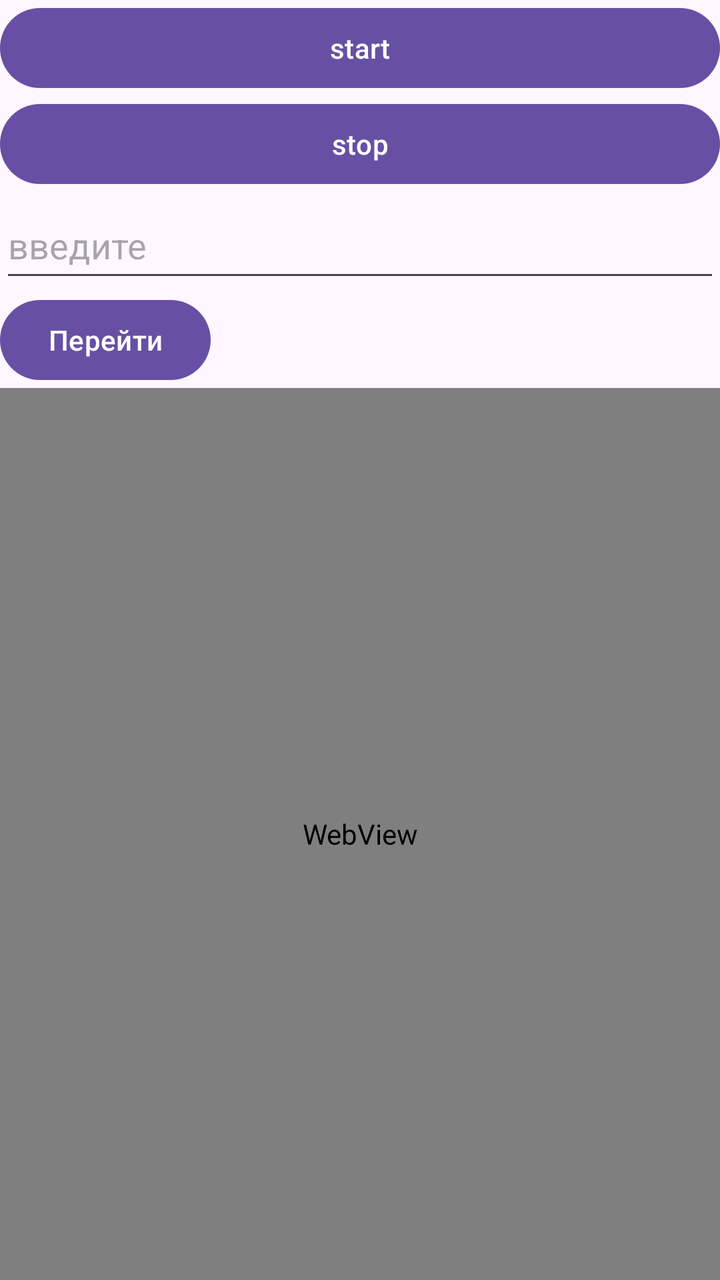
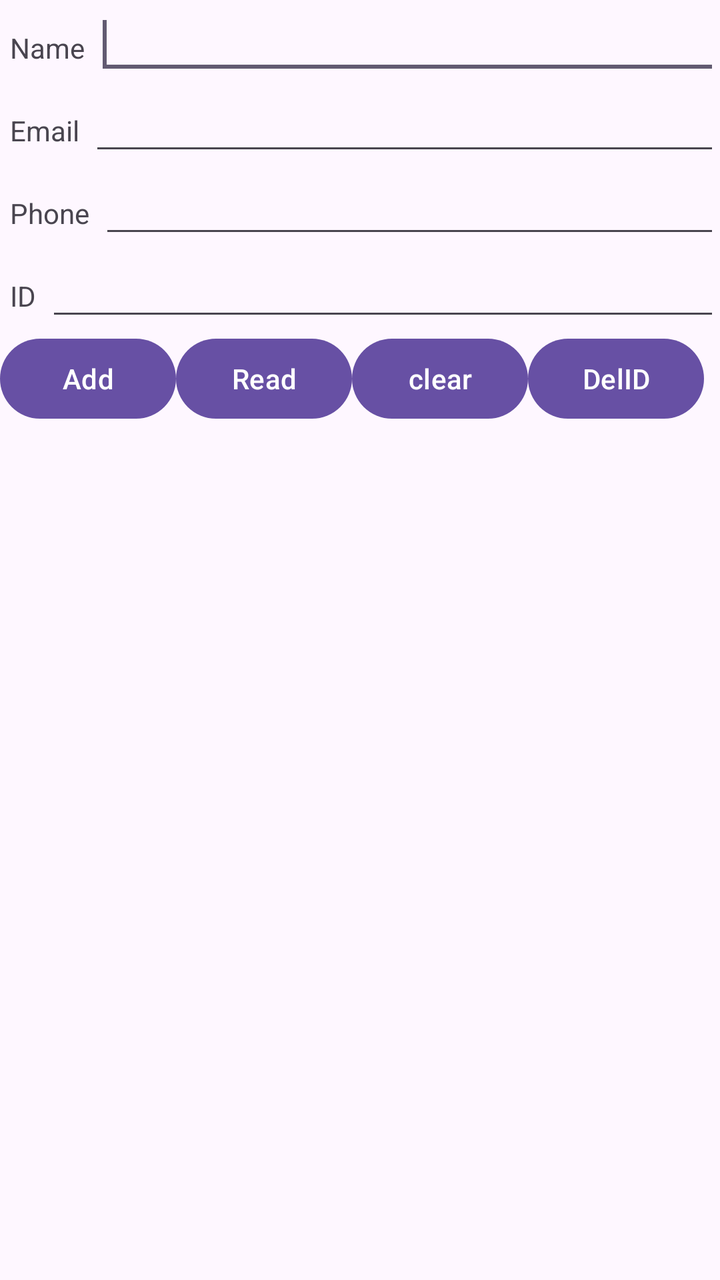

Before-and-after screenshots of an Android layout around one commit, followed by the original layout XML and the change that was made.
<!-- AndroidManifest.xml: application theme Theme.First_Android_Project -->
<!-- res/layout/activity_main.xml -->
<?xml version="1.0" encoding="utf-8"?>
<LinearLayout xmlns:android="http://schemas.android.com/apk/res/android"
    xmlns:tools="http://schemas.android.com/tools"
    xmlns:app="http://schemas.android.com/apk/res-auto"
    android:id="@+id/main"
    android:layout_width="match_parent"
    android:layout_height="match_parent"
    android:layout_marginTop="50dp"
    android:orientation="vertical"
    tools:context=".MainActivity">

    <Button
        android:id="@+id/start"
        android:layout_width="match_parent"
        android:layout_height="wrap_content"
        android:text="start"/>

    <Button
        android:id="@+id/stop"
        android:layout_width="match_parent"
        android:layout_height="wrap_content"
        android:text="stop"/>

    <EditText
        android:id="@+id/editText"
        android:layout_width="match_parent"
        android:layout_height="50dp"
        android:hint="введите "
         />

    <Button
        android:id="@+id/button"
        android:layout_width="wrap_content"
        android:layout_height="wrap_content"
        android:text="Перейти"/>

    <WebView
        android:id="@+id/webview"
        android:layout_width="match_parent"
        android:layout_height="match_parent"
        />



</LinearLayout>
<!-- resources referenced by this layout -->
<resources>
  <style name="Theme.First_Android_Project" parent="Base.Theme.First_Android_Project" />
  <style name="Base.Theme.First_Android_Project" parent="Theme.Material3.DayNight.NoActionBar">
          
          
      </style>
</resources>

<!-- the commit's change to res/layout/activity_main.xml (unified diff, before → after) -->
@@ -5,41 +5,122 @@
     android:id="@+id/main"
     android:layout_width="match_parent"
     android:layout_height="match_parent"
-    android:layout_marginTop="50dp"
     android:orientation="vertical"
+    android:layout_marginTop="30dp"
     tools:context=".MainActivity">
 
-    <Button
-        android:id="@+id/start"
+    <LinearLayout
+        android:layout_width="match_parent"
+        android:layout_height="wrap_content">
+
+        <TextView
+            android:layout_width="wrap_content"
+            android:layout_height="wrap_content"
+            android:text="Name"
+            android:layout_marginLeft="5dp"
+            android:layout_marginRight="5dp"/>
+
+        <EditText
+            android:id="@+id/etName"
+            android:layout_width="wrap_content"
+            android:layout_height="wrap_content"
+            android:layout_weight="1">
+
+            <requestFocus>
+            </requestFocus>
+        </EditText>
+    </LinearLayout>
+
+    <LinearLayout
+        android:layout_width="match_parent"
+        android:layout_height="wrap_content">
+
+        <TextView
+            android:layout_width="wrap_content"
+            android:layout_height="wrap_content"
+            android:text="Email"
+            android:layout_marginLeft="5dp"
+            android:layout_marginRight="5dp"/>
+
+        <EditText
+            android:id="@+id/etEmail"
+            android:layout_width="wrap_content"
+            android:layout_height="wrap_content"
+            android:layout_weight="1">
+        </EditText>
+    </LinearLayout>
+
+    <LinearLayout
+        android:layout_width="match_parent"
+        android:layout_height="wrap_content">
+
+        <TextView
+            android:layout_width="wrap_content"
+            android:layout_height="wrap_content"
+            android:text="Phone"
+            android:layout_marginLeft="5dp"
+            android:layout_marginRight="5dp"/>
+
+        <EditText
+            android:id="@+id/etPhone"
+            android:layout_width="wrap_content"
+            android:layout_height="wrap_content"
+            android:layout_weight="1">
+        </EditText>
+    </LinearLayout>
+    <LinearLayout
+        android:layout_width="match_parent"
+        android:layout_height="wrap_content">
+
+        <TextView
+            android:layout_width="wrap_content"
+            android:layout_height="wrap_content"
+            android:text="ID"
+            android:layout_marginLeft="5dp"
+            android:layout_marginRight="5dp"/>
+
+        <EditText
+            android:id="@+id/etID"
+            android:layout_width="wrap_content"
+            android:layout_height="wrap_content"
+            android:layout_weight="1">
+        </EditText>
+    </LinearLayout>
+
+    <LinearLayout
+        android:layout_width="match_parent"
+        android:layout_height="wrap_content">
+
+        <Button
+            android:id="@+id/btnAdd"
+            android:layout_width="wrap_content"
+            android:text="Add"
+            android:layout_height="wrap_content"/>
+
+        <Button
+            android:id="@+id/btnRead"
+            android:layout_width="wrap_content"
+            android:layout_height="wrap_content"
+            android:text="Read"/>
+
+        <Button
+            android:id="@+id/btnClear"
+            android:layout_width="wrap_content"
+            android:layout_height="wrap_content"
+            android:text="clear"/>
+        <Button
+            android:id="@+id/btnDelID"
+            android:layout_width="wrap_content"
+            android:layout_height="wrap_content"
+            android:text="DelID"/>
+
+
+    </LinearLayout>
+
+    <androidx.recyclerview.widget.RecyclerView
+        android:id="@+id/list2"
         android:layout_width="match_parent"
         android:layout_height="wrap_content"
-        android:text="start"/>
-
-    <Button
-        android:id="@+id/stop"
-        android:layout_width="match_parent"
-        android:layout_height="wrap_content"
-        android:text="stop"/>
-
-    <EditText
-        android:id="@+id/editText"
-        android:layout_width="match_parent"
-        android:layout_height="50dp"
-        android:hint="введите "
-         />
-
-    <Button
-        android:id="@+id/button"
-        android:layout_width="wrap_content"
-        android:layout_height="wrap_content"
-        android:text="Перейти"/>
-
-    <WebView
-        android:id="@+id/webview"
-        android:layout_width="match_parent"
-        android:layout_height="match_parent"
-        />
-
-
+        app:layoutManager="androidx.recyclerview.widget.LinearLayoutManager"/>
 
 </LinearLayout>
